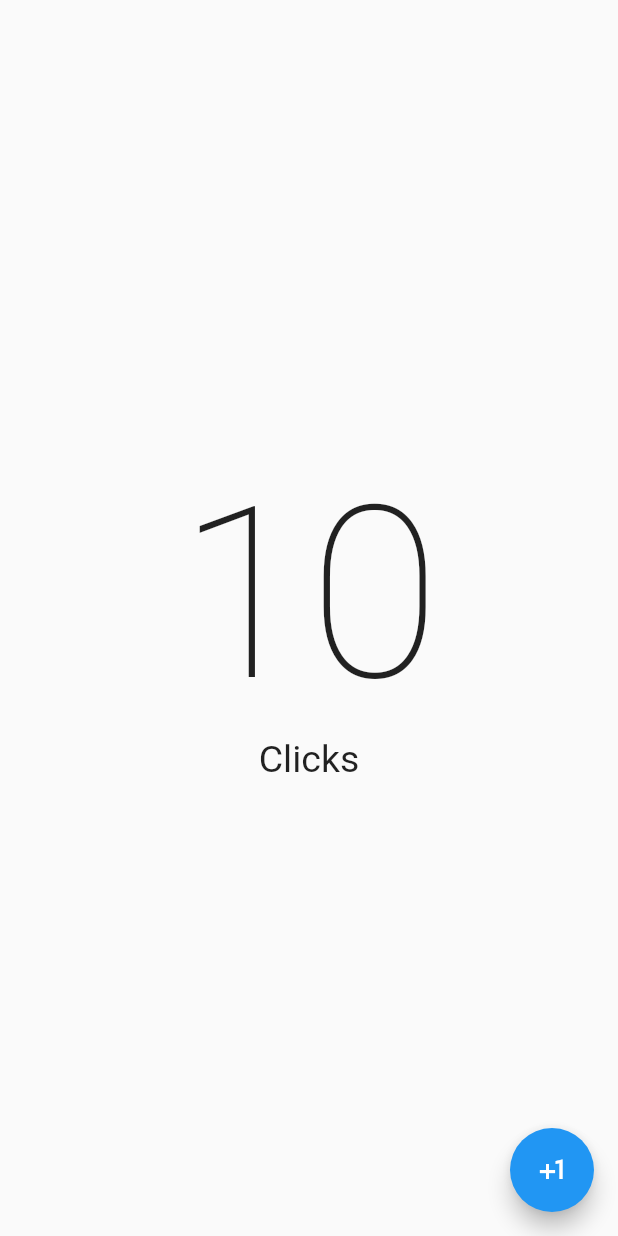
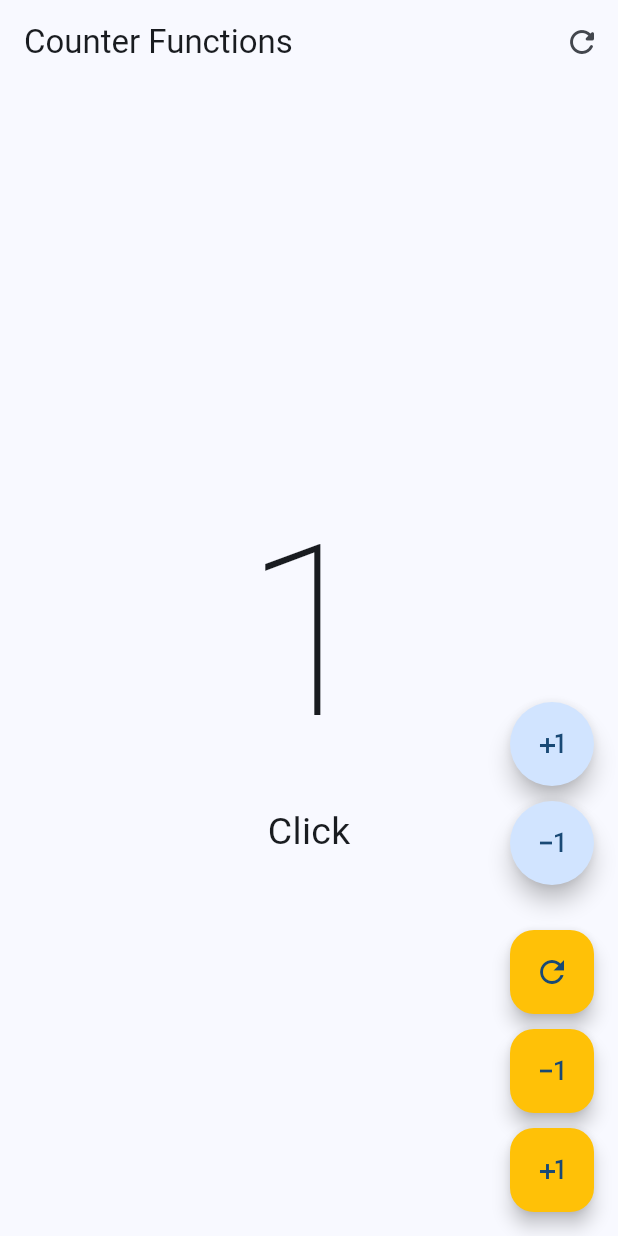
Before and after one commit to KevinNieto/hello_world_app, a Flutter app: the screen it shows after launch, after a tap on the "plus one" icon, on a phone screen of 412 x 824 dp. Run offline on Flutter 3.47's test engine with Material 2 defaults, Android fonts, the phone set to English and light mode, and no system bars.

Commit message:
Clase finalizada en un futuro lee los comentarios

```diff
--- a/lib/main.dart
+++ b/lib/main.dart
@@ -1,4 +1,5 @@
 import 'package:flutter/material.dart';
+import 'package:hello_world_app/presentation/screens/counter/counter_functions_screen.dart';
 import 'package:hello_world_app/presentation/screens/counter/counter_screen.dart';
 
 void main() {
@@ -13,11 +14,17 @@ class MyApp extends StatelessWidget{
   @override
   Widget build(BuildContext context) {
     // La palabra Const dice que eso jamas va a cambiar
-    return const MaterialApp(
+    return  MaterialApp(
       //Para quitar el banner de debug en la app
       debugShowCheckedModeBanner: false,
       //Scaffold: Viene siendo como el SafeAreaView
-      home: CouunterScreen()
+      theme: ThemeData(
+        //Material3 es una libreria de diseño.
+        useMaterial3: true,
+        colorSchemeSeed: Colors.blue//Paleta de colores de Flutter
+
+      ),
+      home: const CounterFunctionsScreen()
     );
   }
 
--- /dev/null
+++ b/lib/presentation/screens/counter/counter_functions_screen.dart
@@ -0,0 +1,136 @@
+import 'package:flutter/material.dart';
+/*
+SHORTCUTS
+importM: Para que importe toda la libreria de Material
+stless: Para que cree un StatelessWidget
+*/
+
+class CounterFunctionsScreen extends StatefulWidget {
+  /*STATE-FULL: Permite mantener un estado interno y un ciclo de vida
+   como su inicializacion y destruccion
+
+   Se deben usar la menor cantidad de veces por su peso.
+
+   */
+  /*STATE-LESS: Sin estado */
+
+  const CounterFunctionsScreen({super.key});
+
+  /*Se creo el State automaticamente*/
+  @override
+  State<CounterFunctionsScreen> createState() => _CounterScreenState();
+}
+
+class _CounterScreenState extends State<CounterFunctionsScreen> {
+  int clickCounter = 0;
+
+  @override
+  Widget build(BuildContext context) {
+    return Scaffold(
+        appBar: AppBar(title: const Text('Counter Functions'), actions: [
+          IconButton(
+            icon: const Icon(Icons.refresh_rounded),
+            onPressed: () {
+              setState(() {
+                clickCounter = 0;
+              });
+            },
+          )
+        ]),
+        body: Center(
+            child: Column(
+          //Centra el componente
+          mainAxisAlignment: MainAxisAlignment.center,
+          children: [
+            Text('$clickCounter',
+                style: const TextStyle(
+                    fontSize: 160, fontWeight: FontWeight.w100)),
+            Text('Click${clickCounter == 1 ? '' : 's'}',
+                style: const TextStyle(fontSize: 25))
+          ],
+        )),
+        floatingActionButton: Column(
+          mainAxisAlignment: MainAxisAlignment.end,
+          children: [
+            FloatingActionButton(
+              shape: const StadiumBorder(),
+              onPressed: () {
+                /* Funcion que renderiza*/
+                setState(() {
+                  clickCounter += 1;
+                });
+              },
+              child: const Icon(Icons.plus_one),
+            ),
+            const SizedBox(
+              height: 10,
+            ),
+            FloatingActionButton(
+              shape: const StadiumBorder(),
+              onPressed: () {
+                /* Funcion que renderiza*/
+                setState(() {
+                  if (clickCounter == 0) return;
+                  clickCounter--;
+                });
+              },
+              child: const Icon(Icons.exposure_minus_1_outlined),
+            ),
+
+            const SizedBox(height: 30),
+            CustomButton(
+              icon: Icons.refresh_outlined,
+              onPressed: () {
+                clickCounter = 0;
+                setState(() {});
+              },
+            ),
+            const SizedBox(height: 10),
+            CustomButton(
+              icon: Icons.exposure_minus_1_outlined,
+              onPressed: () {
+                if (clickCounter == 0) return;
+                clickCounter--;
+                setState(() {});
+              },
+            ),
+           const SizedBox(height: 10),
+
+            CustomButton(
+              icon: Icons.plus_one,
+              onPressed: () {
+                clickCounter++;
+                setState(() {});
+              },
+            ),
+          ],
+        ));
+  }
+}
+
+class CustomButton extends StatelessWidget {
+  final IconData icon;
+  final VoidCallback? onPressed;
+
+  const CustomButton({
+    super.key,
+    required this.icon,
+    this.onPressed,
+  });
+
+  @override
+  Widget build(BuildContext context) {
+    return FloatingActionButton(
+      enableFeedback: true,//Sonidito
+      //shape: const StadiumBorder(),//Border Radius
+      elevation: 5,
+      backgroundColor: Colors.amber,
+      onPressed:onPressed,
+      child: Icon(icon),
+    );
+  }
+}
+
+/*
+El rayito en el debug es el HotReload
+ */
--- a/lib/presentation/screens/counter/counter_screen.dart
+++ b/lib/presentation/screens/counter/counter_screen.dart
@@ -5,29 +5,56 @@ importM: Para que importe toda la libreria de Material
 stless: Para que cree un StatelessWidget
 */
 
-class CouunterScreen extends StatelessWidget {
-  const CouunterScreen({super.key});
+class CounterScreen extends StatefulWidget {
+  /*STATE-FULL: Permite mantener un estado interno y un ciclo de vida
+   como su inicializacion y destruccion
+
+   Se deben usar la menor cantidad de veces por su peso.
+
+   */
+  /*STATE-LESS: Sin estado */
+
+  const CounterScreen({super.key});
+
+  /*Se creo el State automaticamente*/
+  @override
+  State<CounterScreen> createState() => _CounterScreenState();
+}
+
+class _CounterScreenState extends State<CounterScreen> {
+  int clickCounter = 0;
 
   @override
   Widget build(BuildContext context) {
-    return  Scaffold(
-      body: const Center(
-        child:  Column(
-          //Centra el componente
-          mainAxisAlignment: MainAxisAlignment.center,
-          children:  [
-            Text('10', style: TextStyle(fontSize: 160, fontWeight: FontWeight.w100)),
-            Text('Clicks', style: TextStyle(fontSize: 25))
-          ],
-        )
-
+    return Scaffold(
+      appBar: AppBar(
+        title: const Text('Counter Screen'),
       ),
+      body: Center(
+          child: Column(
+        //Centra el componente
+        mainAxisAlignment: MainAxisAlignment.center,
+        children: [
+          Text('$clickCounter',
+              style:
+                  const TextStyle(fontSize: 160, fontWeight: FontWeight.w100)),
+                   Text('Click${clickCounter == 1 ?  '': 's'}', style: const TextStyle(fontSize: 25))
+        ],
+      )),
       floatingActionButton: FloatingActionButton(
         onPressed: () {
 
+        /* Funcion que renderiza*/
+          setState(() {
+            clickCounter += 1;
+          });
         },
         child: const Icon(Icons.plus_one),
-        ),
+      ),
     );
   }
 }
+
+/*
+El rayito en el debug es el HotReload
+ */
```
